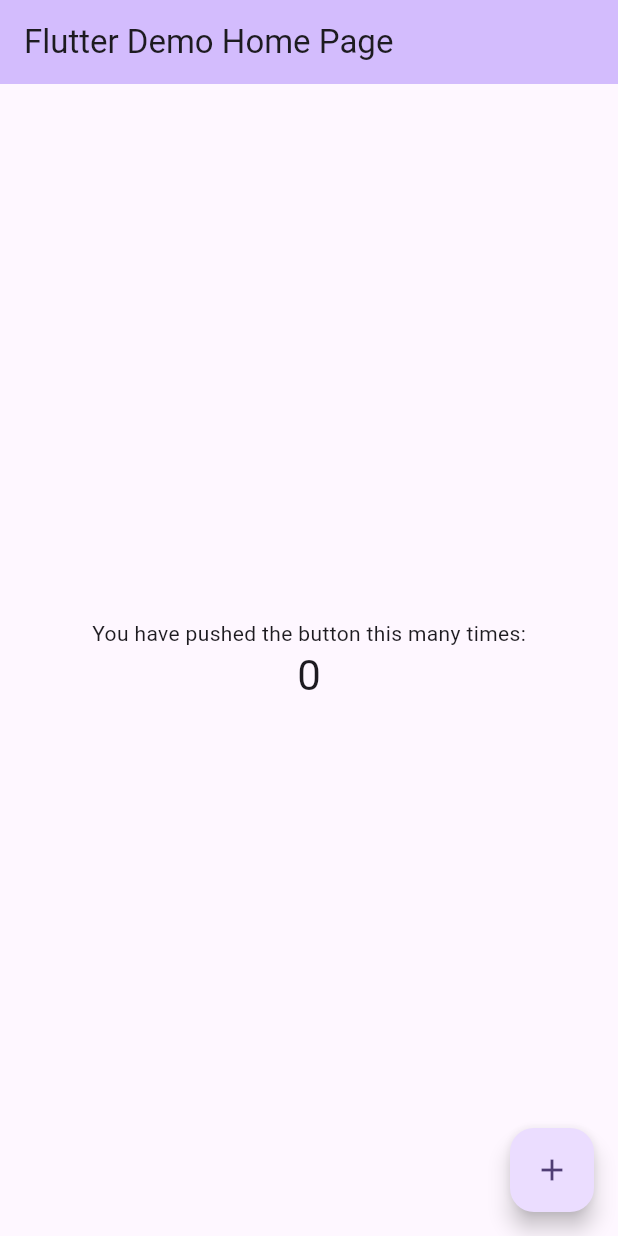
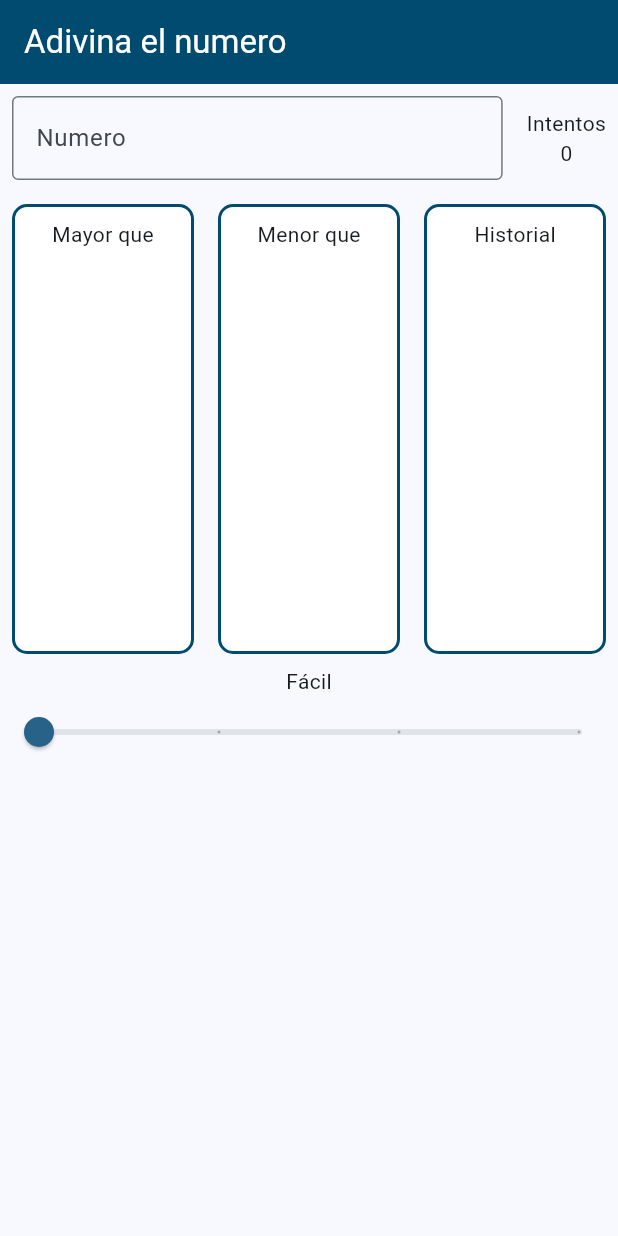
Before and after one commit to jair1510/Adivina-el-numero, a Flutter app: the screen it shows after launch, on a phone screen of 412 x 824 dp. Run offline on Flutter 3.47's test engine with Material 3 defaults, Android fonts, the phone set to English and light mode, and no system bars.

Commit message:
the screen for the game was created

```diff
--- a/lib/main.dart
+++ b/lib/main.dart
@@ -1,3 +1,4 @@
+import 'package:adivina_el_numero/screens/home.dart';
 import 'package:flutter/material.dart';
 
 void main() {
@@ -28,98 +29,11 @@ class MyApp extends StatelessWidget {
         //
         // This works for code too, not just values: Most code changes can be
         // tested with just a hot reload.
-        colorScheme: ColorScheme.fromSeed(seedColor: Colors.deepPurple),
+        colorScheme: ColorScheme.fromSeed(
+            seedColor: const Color.fromARGB(255, 0, 61, 91)),
         useMaterial3: true,
       ),
-      home: const MyHomePage(title: 'Flutter Demo Home Page'),
+      home: const HomePage(),
     );
   }
 }
-
-class MyHomePage extends StatefulWidget {
-  const MyHomePage({super.key, required this.title});
-
-  // This widget is the home page of your application. It is stateful, meaning
-  // that it has a State object (defined below) that contains fields that affect
-  // how it looks.
-
-  // This class is the configuration for the state. It holds the values (in this
-  // case the title) provided by the parent (in this case the App widget) and
-  // used by the build method of the State. Fields in a Widget subclass are
-  // always marked "final".
-
-  final String title;
-
-  @override
-  State<MyHomePage> createState() => _MyHomePageState();
-}
-
-class _MyHomePageState extends State<MyHomePage> {
-  int _counter = 0;
-
-  void _incrementCounter() {
-    setState(() {
-      // This call to setState tells the Flutter framework that something has
-      // changed in this State, which causes it to rerun the build method below
-      // so that the display can reflect the updated values. If we changed
-      // _counter without calling setState(), then the build method would not be
-      // called again, and so nothing would appear to happen.
-      _counter++;
-    });
-  }
-
-  @override
-  Widget build(BuildContext context) {
-    // This method is rerun every time setState is called, for instance as done
-    // by the _incrementCounter method above.
-    //
-    // The Flutter framework has been optimized to make rerunning build methods
-    // fast, so that you can just rebuild anything that needs updating rather
-    // than having to individually change instances of widgets.
-    return Scaffold(
-      appBar: AppBar(
-        // TRY THIS: Try changing the color here to a specific color (to
-        // Colors.amber, perhaps?) and trigger a hot reload to see the AppBar
-        // change color while the other colors stay the same.
-        backgroundColor: Theme.of(context).colorScheme.inversePrimary,
-        // Here we take the value from the MyHomePage object that was created by
-        // the App.build method, and use it to set our appbar title.
-        title: Text(widget.title),
-      ),
-      body: Center(
-        // Center is a layout widget. It takes a single child and positions it
-        // in the middle of the parent.
-        child: Column(
-          // Column is also a layout widget. It takes a list of children and
-          // arranges them vertically. By default, it sizes itself to fit its
-          // children horizontally, and tries to be as tall as its parent.
-          //
-          // Column has various properties to control how it sizes itself and
-          // how it positions its children. Here we use mainAxisAlignment to
-          // center the children vertically; the main axis here is the vertical
-          // axis because Columns are vertical (the cross axis would be
-          // horizontal).
-          //
-          // TRY THIS: Invoke "debug painting" (choose the "Toggle Debug Paint"
-          // action in the IDE, or press "p" in the console), to see the
-          // wireframe for each widget.
-          mainAxisAlignment: MainAxisAlignment.center,
-          children: <Widget>[
-            const Text(
-              'You have pushed the button this many times:',
-            ),
-            Text(
-              '$_counter',
-              style: Theme.of(context).textTheme.headlineMedium,
-            ),
-          ],
-        ),
-      ),
-      floatingActionButton: FloatingActionButton(
-        onPressed: _incrementCounter,
-        tooltip: 'Increment',
-        child: const Icon(Icons.add),
-      ), // This trailing comma makes auto-formatting nicer for build methods.
-    );
-  }
-}
--- /dev/null
+++ b/lib/screens/home.dart
@@ -0,0 +1,137 @@
+import 'package:flutter/material.dart';
+
+class HomePage extends StatefulWidget {
+  const HomePage({Key? key}) : super(key: key);
+
+  @override
+  State<HomePage> createState() => _HomePageState();
+}
+
+class _HomePageState extends State<HomePage> {
+  TextEditingController _controller = TextEditingController();
+  int _intentos = 0;
+  List<String> _mayor = [];
+  List<String> _menor = [];
+  List<String> _historial = [];
+  double _currentSliderValue = 0;
+
+  @override
+  Widget build(BuildContext context) {
+    return Scaffold(
+      appBar: AppBar(
+        title: Text(
+          'Adivina el numero',
+          style: TextStyle(color: Colors.white),
+        ),
+        backgroundColor: Theme.of(context).colorScheme.onPrimaryContainer,
+      ),
+      body: Column(
+        crossAxisAlignment: CrossAxisAlignment.start,
+        children: [
+          Row(
+            children: [
+              Expanded(
+                child: Padding(
+                  padding: const EdgeInsets.all(8.0),
+                  child: TextField(
+                    keyboardType: TextInputType.number,
+                    decoration: InputDecoration(
+                      border: OutlineInputBorder(),
+                      labelText: 'Numero',
+                    ),
+                    controller: _controller,
+                  ),
+                ),
+              ),
+              Padding(
+                padding: const EdgeInsets.all(8.0),
+                child: Column(
+                  children: [
+                    Text('Intentos'),
+                    Text(_intentos.toString()),
+                  ],
+                ),
+              ),
+            ],
+          ),
+          Row(
+            children: [
+              Expanded(
+                flex: 3,
+                child: buildContainer('Mayor que', _mayor),
+              ),
+              Expanded(
+                flex: 3,
+                child: buildContainer('Menor que', _menor),
+              ),
+              Expanded(
+                flex: 3,
+                child: buildContainer('Historial', _historial),
+              ),
+            ],
+          ),
+          Center(child: Text(_getDifficultyLabel(_currentSliderValue.round()))),
+          Slider(
+            value: _currentSliderValue,
+            max: 3, // El número de niveles de dificultad
+            divisions: 3,
+            label: _getDifficultyLabel(_currentSliderValue.round()),
+            onChanged: (double value) {
+              setState(() {
+                _currentSliderValue = value;
+              });
+            },
+          ),
+        ],
+      ),
+    );
+  }
+
+  Widget buildContainer(String title, List<String> items) {
+    return Padding(
+      padding: const EdgeInsets.all(8.0),
+      child: Container(
+        height: 300, // Cambia la altura según sea necesario
+        decoration: BoxDecoration(
+          color: Colors.white,
+          borderRadius: BorderRadius.circular(10.0),
+          border: Border.all(
+            color: Theme.of(context).colorScheme.onPrimaryContainer,
+            width: 2.0,
+          ),
+        ),
+        padding: const EdgeInsets.all(8.0),
+        child: Column(
+          children: [
+            Text(title),
+            SizedBox(
+              height: 100,
+              child: ListView(
+                children: items.map((String item) {
+                  return ListTile(
+                    title: Text(item),
+                  );
+                }).toList(),
+              ),
+            ),
+          ],
+        ),
+      ),
+    );
+  }
+
+  String _getDifficultyLabel(int value) {
+    switch (value) {
+      case 0:
+        return 'Fácil';
+      case 1:
+        return 'Medio';
+      case 2:
+        return 'Avanzado';
+      case 3:
+        return 'Extremo';
+      default:
+        return '';
+    }
+  }
+}
```
